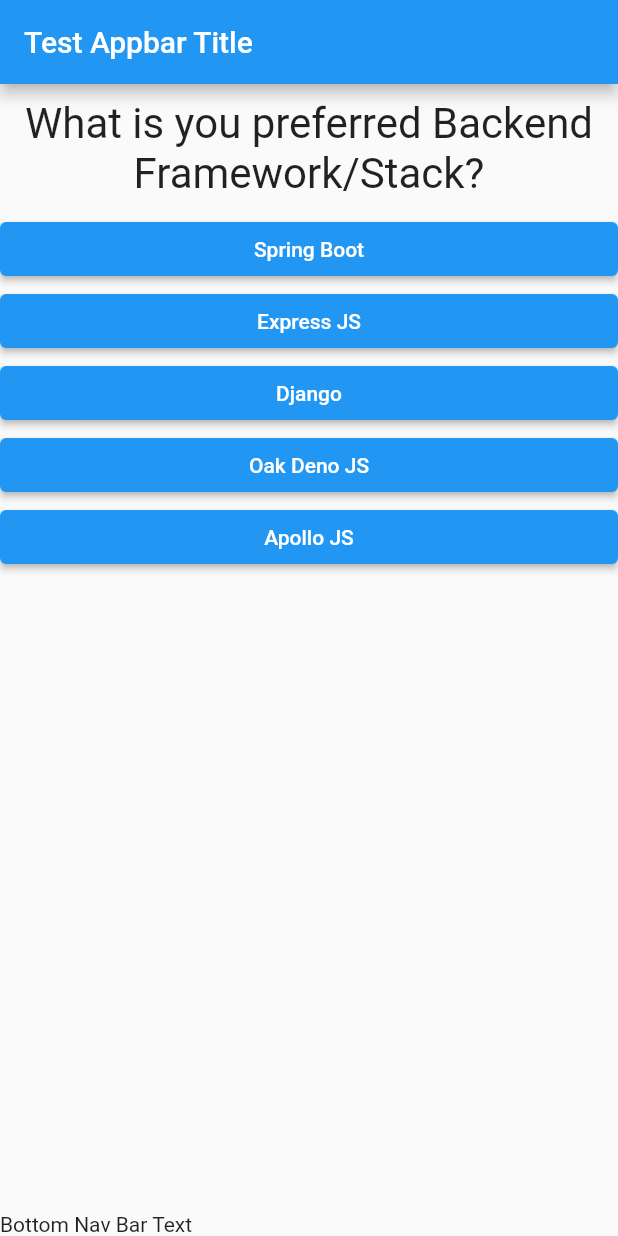
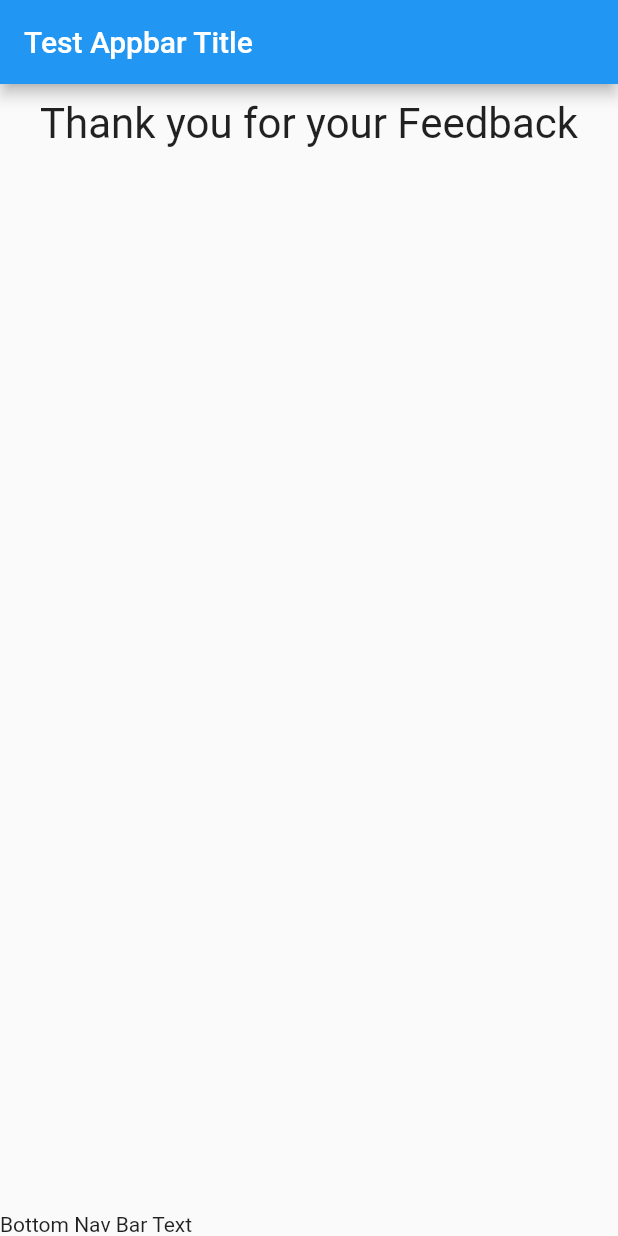
Before and after one commit to abrarhayat/flutter_demo, a Flutter app: the screen it shows after launch, after a tap on "VS Code", after a tap on "Flutter", after a tap on "Django", on a phone screen of 412 x 824 dp. Run offline on Flutter 3.47's test engine with Material 2 defaults, Android fonts, the phone set to English and light mode, and no system bars.

Commit message:
Introduced ternary expression to decide between questions or completed message

```diff
--- a/lib/main.dart
+++ b/lib/main.dart
@@ -51,9 +51,13 @@ class _DemoAppState extends State {
 
   void _submitAnswer() {
     setState(() {
-      if (_questionIndex < questions.length - 1) _questionIndex++;
+      _questionIndex++;
     });
+    if (_questionIndex < questions.length) {
       print("Answer Submitted!");
+      return;
+    }
+    print("Questionnaire completed!");
   }
 
   @override
@@ -66,7 +70,8 @@ class _DemoAppState extends State {
             "Test Appbar Title",
           ),
         ),
-        body: Column(
+        body: _questionIndex < questions.length
+            ? Column(
                 children: [
                   Question(questions[_questionIndex]['questionText'] as String),
                   ...(questions[_questionIndex]['answers'] as List<String>)
@@ -74,7 +79,18 @@ class _DemoAppState extends State {
                     return Answer(answerText, _submitAnswer);
                   }).toList(),
                 ],
+              )
+            : Column(children: [
+                Container(
+                  width: double.infinity,
+                  margin: EdgeInsets.all(10),
+                  child: Text(
+                    "Thank you for your Feedback",
+                    style: TextStyle(fontSize: 28),
+                    textAlign: TextAlign.center,
                   ),
+                )
+              ]),
         bottomNavigationBar: Text("Bottom Nav Bar Text"),
       ),
     );
```
Lines whose indentation alone changed are shown as unchanged.
